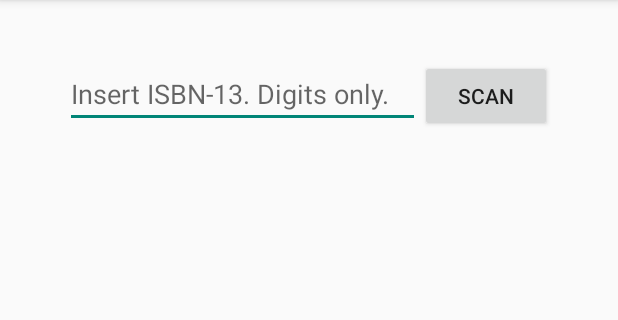
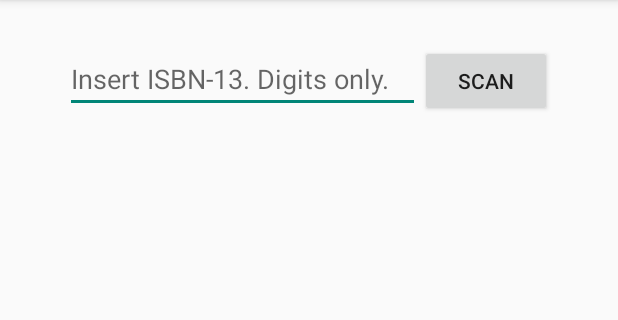
Before and after one commit to padzmj/alexandria, an Android app: the fragment AddBook placed in its activity, with the options menu open, on a phone screen of 412 x 824 dp, the part 84-404 px from its top. Run offline under Robolectric (Android 15) with nearby library versions, the phone set to English and light mode, and no system bars; 2 statements that could not run were skipped.

```diff
--- a/app/src/main/java/it/jaschke/alexandria/BookListAdapter.java
+++ b/app/src/main/java/it/jaschke/alexandria/BookListAdapter.java
@@ -11,6 +11,7 @@ import android.widget.ImageView;
 import android.widget.TextView;
 
 import it.jaschke.alexandria.data.AlexandriaContract;
+import it.jaschke.alexandria.services.DownloadImage;
 
 /**
  * Created by saj on 11/01/15.
@@ -39,6 +40,9 @@ public class BookListAdapter extends CursorAdapter {
 
         ViewHolder viewHolder = (ViewHolder) view.getTag();
 
+        String imgUrl = cursor.getString(cursor.getColumnIndex(AlexandriaContract.BookEntry.IMAGE_URL));
+        new DownloadImage(viewHolder.bookCover).execute(imgUrl);
+
         String bookTitle = cursor.getString(cursor.getColumnIndex(AlexandriaContract.BookEntry.TITLE));
         viewHolder.bookTitle.setText(bookTitle);
 
--- a/app/src/main/java/it/jaschke/alexandria/ListOfBooks.java
+++ b/app/src/main/java/it/jaschke/alexandria/ListOfBooks.java
@@ -6,7 +6,6 @@ import android.support.v4.app.Fragment;
 import android.support.v4.app.LoaderManager;
 import android.support.v4.content.CursorLoader;
 import android.support.v4.content.Loader;
-import android.util.Log;
 import android.view.LayoutInflater;
 import android.view.View;
 import android.view.ViewGroup;
@@ -46,13 +45,11 @@ public class ListOfBooks extends Fragment implements LoaderManager.LoaderCallbac
 
         bookList = (ListView) rootView.findViewById(R.id.listOfBooks);
         bookList.setAdapter(bookListAdapter);
-        Log.d("my-tag", "onCreate");
         return rootView;
     }
 
     @Override
     public Loader<Cursor> onCreateLoader(int id, Bundle args) {
-        Log.d("my-tag", "onCreateLoader");
         return new CursorLoader(
                 getActivity(),
                 AlexandriaContract.BookEntry.CONTENT_URI,
@@ -65,17 +62,14 @@ public class ListOfBooks extends Fragment implements LoaderManager.LoaderCallbac
 
     @Override
     public void onLoadFinished(Loader<Cursor> loader, Cursor data) {
-        Log.d("my-tag", "onLoadFinished");
         bookListAdapter.swapCursor(data);
         if (position != ListView.INVALID_POSITION) {
             bookList.smoothScrollToPosition(position);
         }
-
     }
 
     @Override
     public void onLoaderReset(Loader<Cursor> loader) {
-        Log.d("my-tag", "onLoaderReset");
         bookListAdapter.swapCursor(null);
     }
 }
--- a/app/src/main/java/it/jaschke/alexandria/MainActivity.java
+++ b/app/src/main/java/it/jaschke/alexandria/MainActivity.java
@@ -60,7 +60,6 @@ public class MainActivity extends ActionBarActivity implements NavigationDrawerF
 
         }
 
-
         fragmentManager.beginTransaction()
                 .replace(R.id.container, nextFragment)
                 .addToBackStack((String) title)
--- a/app/src/main/java/it/jaschke/alexandria/data/BookProvider.java
+++ b/app/src/main/java/it/jaschke/alexandria/data/BookProvider.java
@@ -8,7 +8,6 @@ import android.database.Cursor;
 import android.database.sqlite.SQLiteDatabase;
 import android.database.sqlite.SQLiteQueryBuilder;
 import android.net.Uri;
-import android.util.Log;
 
 /**
  * Created by saj on 24/12/14.
--- a/app/src/main/java/it/jaschke/alexandria/services/BookService.java
+++ b/app/src/main/java/it/jaschke/alexandria/services/BookService.java
@@ -1,7 +1,6 @@
 package it.jaschke.alexandria.services;
 
 import android.app.IntentService;
-import android.content.ContentProvider;
 import android.content.ContentValues;
 import android.content.Intent;
 import android.database.Cursor;
@@ -18,7 +17,6 @@ import java.io.InputStream;
 import java.io.InputStreamReader;
 import java.net.HttpURLConnection;
 import java.net.URL;
-import java.util.ArrayList;
 
 import it.jaschke.alexandria.data.AlexandriaContract;
 
--- a/app/src/main/res/layout/fragment_add_book.xml
+++ b/app/src/main/res/layout/fragment_add_book.xml
@@ -13,7 +13,7 @@
             android:layout_width="wrap_content"
             android:id="@+id/eancontainer"
             android:layout_height="wrap_content"
-            android:layout_marginTop="40dp"
+            android:layout_marginTop="30dp"
             android:layout_alignParentTop="true"
             android:layout_centerHorizontal="true">
 
@@ -38,7 +38,6 @@
                 android:text="@string/scan_button"
                 android:id="@+id/scan_button"/>
 
-
         </LinearLayout>
 
         <TextView
@@ -48,7 +47,7 @@
             android:textSize="@dimen/head_line"
             android:textIsSelectable="true"
             android:textStyle="bold"
-            android:layout_marginTop="30dp"
+            android:layout_marginTop="25dp"
             android:paddingRight="20dp"
             android:layout_below="@+id/eancontainer"
             android:layout_alignLeft="@+id/eancontainer"
@@ -60,7 +59,10 @@
             android:id="@+id/bookSubTitle"
             android:layout_marginTop="10dp"
             android:layout_below="@+id/bookTitle"
-            android:layout_centerHorizontal="true"/>
+            android:maxLines="3"
+            android:ellipsize="end"
+            android:layout_alignLeft="@+id/eancontainer"
+            />
 
         <TextView
             android:layout_width="wrap_content"
@@ -121,10 +123,9 @@
                 android:id="@+id/save_button"
                 android:drawableLeft="@drawable/ic_action_accept"
                 style="?android:attr/buttonBarButtonStyle"
-                android:layout_gravity="bottom"/>
+                android:layout_gravity="bottom"
+                />
 
         </LinearLayout>
-
     </RelativeLayout>
-
 </FrameLayout>
--- a/app/src/main/res/values/strings.xml
+++ b/app/src/main/res/values/strings.xml
@@ -1,6 +1,5 @@
 <?xml version="1.0" encoding="utf-8"?>
 <resources>
-
     <string name="app_name">Alexandria</string>
     <string name="books">List of Books</string>
     <string name="scan">Scan/Add a Book</string>
@@ -12,8 +11,6 @@
     <string name="input_hint">Insert ISBN-13. Digits only.</string>
     <string name="book_cover">Bookcover</string>
     <string name="about_land">about landscape</string>
-    <string name="ok_button">Save</string>
+    <string name="ok_button">Next</string>
     <string name="cancel_button">Cancel</string>
-
-
 </resources>
```
Also changed, not shown: app/src/main/java/it/jaschke/alexandria/AddBook.java (+2 -37 lines), app/src/main/java/it/jaschke/alexandria/services/DownloadImage.java (added, +37 -0 lines).
